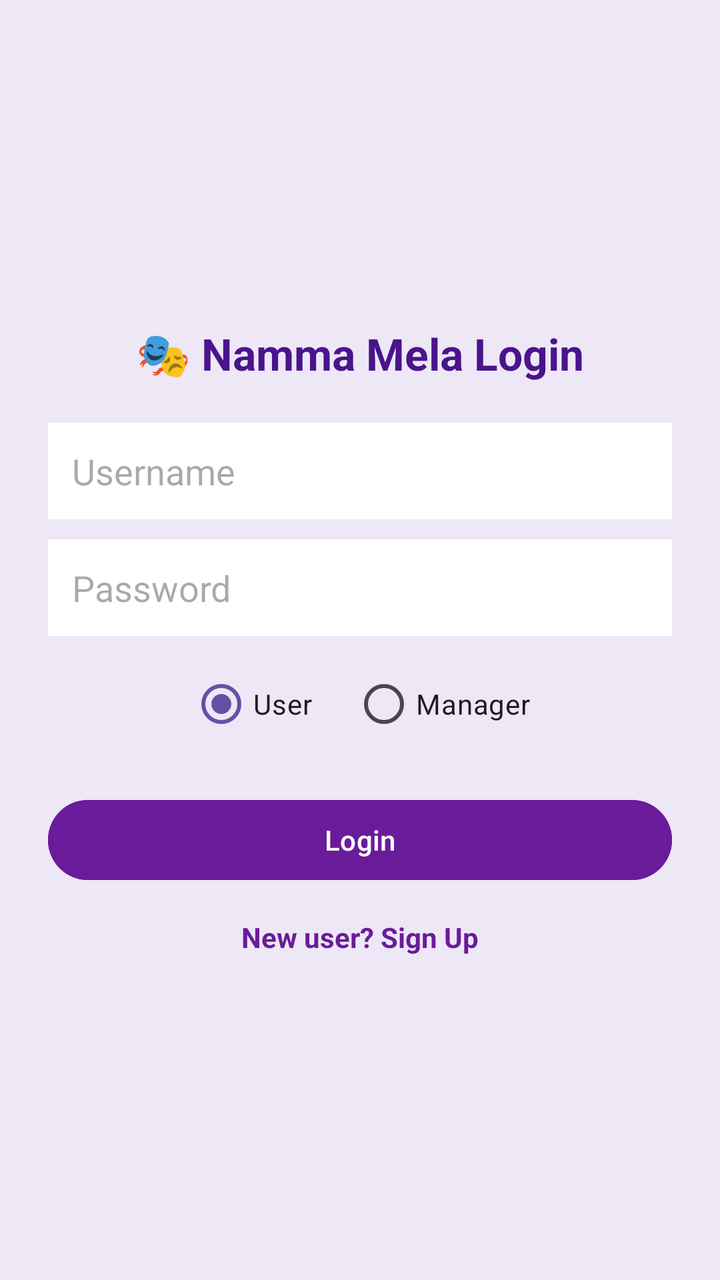
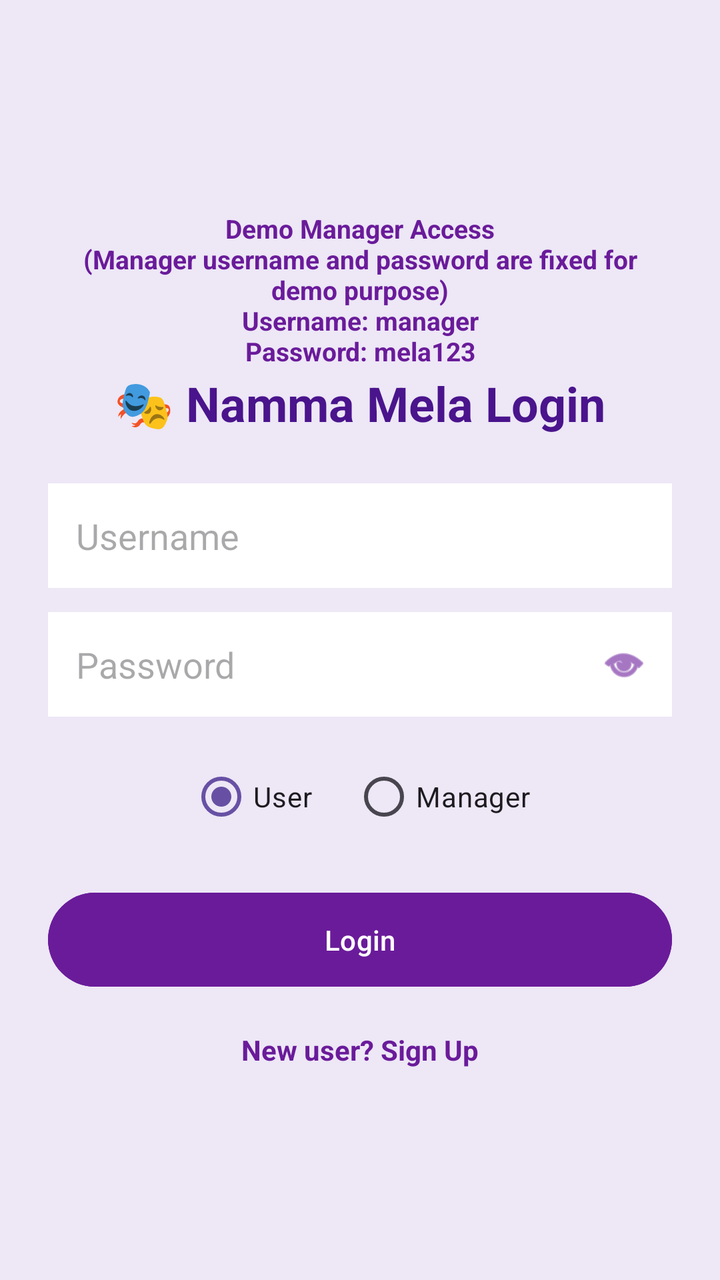

Two renders of the same Android screen: before a commit and after it. Below are the layout's source before the change and the commit's diff.
<!-- AndroidManifest.xml: application theme Theme.NammaMela -->
<!-- res/layout/activity_login.xml -->
<?xml version="1.0" encoding="utf-8"?>
<LinearLayout
    xmlns:android="http://schemas.android.com/apk/res/android"
    android:layout_width="match_parent"
    android:layout_height="match_parent"
    android:orientation="vertical"
    android:gravity="center"
    android:padding="24dp"
    android:background="#EDE7F6">

    <TextView
        android:layout_width="wrap_content"
        android:layout_height="wrap_content"
        android:text="🎭 Namma Mela Login"
        android:textSize="22sp"
        android:textStyle="bold"
        android:textColor="#4A148C"
        android:layout_marginBottom="20dp"/>

    <EditText
        android:id="@+id/username"
        android:layout_width="match_parent"
        android:layout_height="wrap_content"
        android:hint="Username"
        android:background="#FFFFFF"
        android:padding="12dp"
        android:layout_marginBottom="10dp"/>

    <EditText
        android:id="@+id/password"
        android:layout_width="match_parent"
        android:layout_height="wrap_content"
        android:hint="Password"
        android:background="#FFFFFF"
        android:padding="12dp"
        android:layout_marginBottom="10dp"/>

    
    <RadioGroup
        android:id="@+id/roleGroup"
        android:layout_width="wrap_content"
        android:layout_height="wrap_content"
        android:orientation="horizontal"
        android:layout_marginBottom="20dp">

        <RadioButton
            android:id="@+id/radioUser"
            android:layout_width="wrap_content"
            android:layout_height="wrap_content"
            android:text="User"
            android:checked="true"/>

        <RadioButton
            android:id="@+id/radioManager"
            android:layout_width="wrap_content"
            android:layout_height="wrap_content"
            android:text="Manager"
            android:layout_marginStart="20dp"/>
    </RadioGroup>

    <Button
        android:id="@+id/loginBtn"
        android:layout_width="match_parent"
        android:layout_height="wrap_content"
        android:text="Login"
        android:backgroundTint="#6A1B9A"
        android:textColor="@android:color/white"/>

    <TextView
        android:id="@+id/signupText"
        android:layout_width="wrap_content"
        android:layout_height="wrap_content"
        android:text="New user? Sign Up"
        android:textColor="#6A1B9A"
        android:textStyle="bold"
        android:layout_marginTop="15dp"/>
</LinearLayout>
<!-- resources referenced by this layout -->
<resources>
  <style name="Theme.NammaMela" parent="Base.Theme.NammaMela" />
  <style name="Base.Theme.NammaMela" parent="Theme.Material3.DayNight.NoActionBar">
          
          
      </style>
</resources>

<!-- the commit's change to res/layout/activity_login.xml (unified diff, before → after) -->
@@ -9,31 +9,62 @@
     android:background="#EDE7F6">
 
     <TextView
+        android:id="@+id/managerHint"
+        android:layout_width="wrap_content"
+        android:layout_height="80dp"
+        android:text="Demo Manager Access\n(Manager username and password are fixed for demo purpose)\nUsername: manager\nPassword: mela123"
+        android:textSize="13sp"
+        android:textColor="#6A1B9A"
+        android:textStyle="bold"
+        android:gravity="top|center_horizontal"
+        android:layout_gravity="center"
+        android:paddingTop="0dp"/>
+    
+    <TextView
         android:layout_width="wrap_content"
         android:layout_height="wrap_content"
         android:text="🎭 Namma Mela Login"
-        android:textSize="22sp"
+        android:textSize="24sp"
         android:textStyle="bold"
         android:textColor="#4A148C"
-        android:layout_marginBottom="20dp"/>
+        android:layout_marginBottom="24dp"/>
 
+    
     <EditText
         android:id="@+id/username"
         android:layout_width="match_parent"
         android:layout_height="wrap_content"
         android:hint="Username"
         android:background="#FFFFFF"
-        android:padding="12dp"
-        android:layout_marginBottom="10dp"/>
+        android:padding="14dp"
+        android:layout_marginBottom="12dp"/>
 
-    <EditText
-        android:id="@+id/password"
+    
+    <RelativeLayout
         android:layout_width="match_parent"
         android:layout_height="wrap_content"
-        android:hint="Password"
-        android:background="#FFFFFF"
-        android:padding="12dp"
-        android:layout_marginBottom="10dp"/>
+        android:layout_marginBottom="16dp">
+
+        <EditText
+            android:id="@+id/password"
+            android:layout_width="match_parent"
+            android:layout_height="wrap_content"
+            android:hint="Password"
+            android:inputType="textPassword"
+            android:background="#FFFFFF"
+            android:padding="14dp"
+            android:paddingEnd="45dp"/>
+
+        <ImageView
+            android:id="@+id/eyeIcon"
+            android:layout_width="24dp"
+            android:layout_height="24dp"
+            android:src="@android:drawable/ic_menu_view"
+            android:tint="#6A1B9A"
+            android:layout_alignParentEnd="true"
+            android:layout_centerVertical="true"
+            android:layout_marginEnd="12dp"/>
+    </RelativeLayout>
 
     
     <RadioGroup
@@ -58,14 +89,17 @@
             android:layout_marginStart="20dp"/>
     </RadioGroup>
 
+    
     <Button
         android:id="@+id/loginBtn"
         android:layout_width="match_parent"
         android:layout_height="wrap_content"
         android:text="Login"
         android:backgroundTint="#6A1B9A"
-        android:textColor="@android:color/white"/>
+        android:textColor="@android:color/white"
+        android:padding="14dp"/>
 
+    
     <TextView
         android:id="@+id/signupText"
         android:layout_width="wrap_content"
@@ -73,5 +107,6 @@
         android:text="New user? Sign Up"
         android:textColor="#6A1B9A"
         android:textStyle="bold"
-        android:layout_marginTop="15dp"/>
+        android:layout_marginTop="18dp"/>
+
 </LinearLayout>
